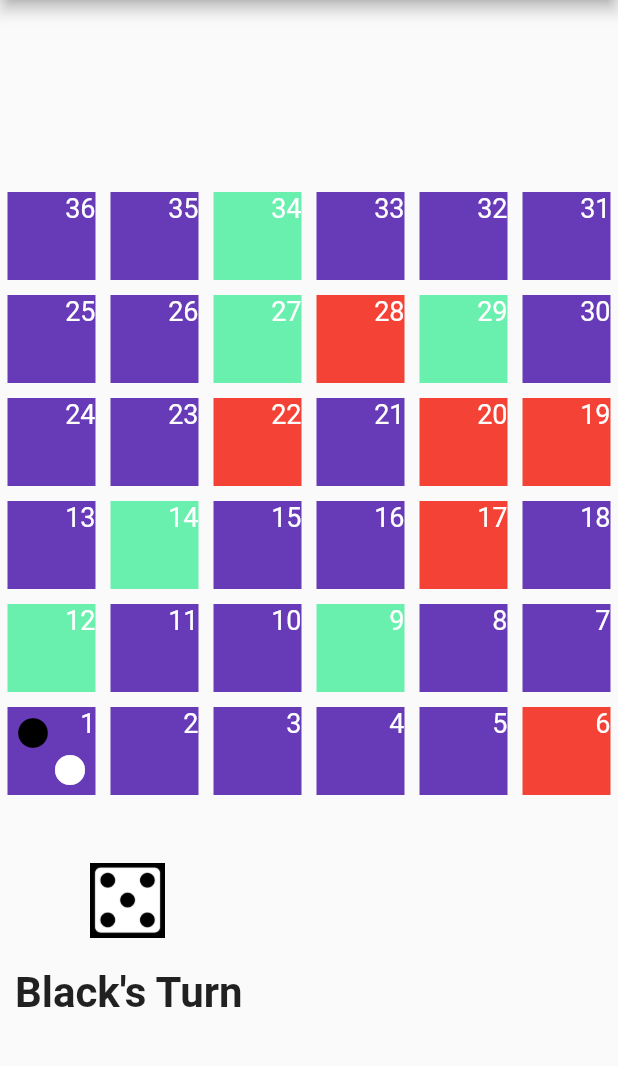
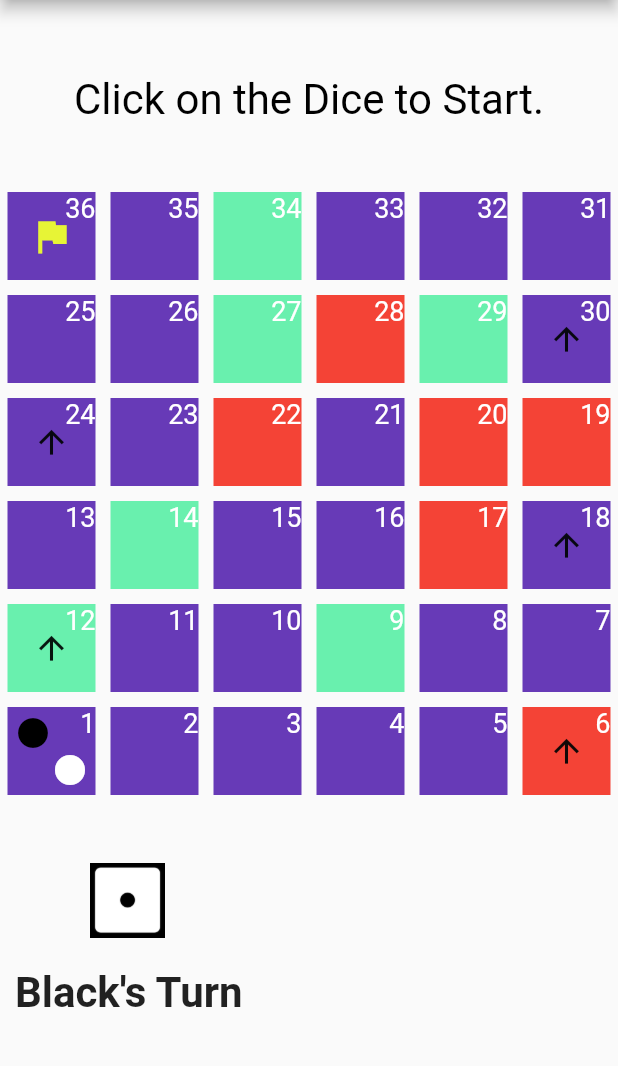
Before and after one commit to mohit-singh18/SnakeAndLadders, a Flutter app: the screen it shows after launch, on a phone screen of 412 x 824 dp, the part 84-1150 px from its top. Run offline on Flutter 3.47's test engine with Material 2 defaults, Android fonts, the phone set to English and light mode, and no system bars.

Commit message:
One step before Finishing

```diff
--- a/lib/Game.dart
+++ b/lib/Game.dart
@@ -13,14 +13,14 @@ class Gameboard extends StatefulWidget {
 }
 
 class _GameboardState extends State<Gameboard> {
-  late Board brd = Board();
+  Board brd = Board();
   late List<Cell> board;
   late Player currentTurn;
-  late Piece piece1 = Piece(Player.player1, 30);
-  late Piece piece2 = Piece(Player.player2, 30);
-  int diceno = Dice().rolldice();
+  Piece piece1 = Piece(Player.player1, 30, false);
+  Piece piece2 = Piece(Player.player2, 30, false);
+  int diceno = 1;
   Path path = Path();
-  String display = "";
+  String display = "Click on the Dice to Start.";
 
   @override
   void initState() {
@@ -104,7 +104,7 @@ class _GameboardState extends State<Gameboard> {
       child: Container(
         // ignore: sort_child_properties_last
         child: _buildpiece(
-            board[index].numpieces, board[index].piece, Path().pth, index),
+            board[index].numpieces, board[index].piece, path.pth, index),
         decoration: BoxDecoration(
           color: board[index].color,
         ),
@@ -147,11 +147,18 @@ class _GameboardState extends State<Gameboard> {
                 color: Colors.white,
               ),
             ),
-          )
+          ),
         ],
       );
     } else if (numpieces == 1) {
-      return Stack(children: [
+      return Stack(children: <Widget>[
+        Align(
+          alignment: Alignment.topRight,
+          child: Text(
+            "${path[index]! + 1}",
+            style: const TextStyle(color: Colors.white, fontSize: 18),
+          ),
+        ),
         Align(
           alignment: Alignment.center,
           child: Icon(
@@ -162,6 +169,9 @@ class _GameboardState extends State<Gameboard> {
             size: 30,
           ),
         ),
+      ]);
+    } else {
+      return Stack(children: [
         Align(
           alignment: Alignment.topRight,
           child: Text(
@@ -169,29 +179,72 @@ class _GameboardState extends State<Gameboard> {
             style: const TextStyle(color: Colors.white, fontSize: 18),
           ),
         ),
+        index == 0
+            ? const Align(
+                alignment: Alignment.center,
+                child: Icon(
+                  Icons.flag,
+                  color: Color.fromARGB(255, 231, 244, 54),
+                  size: 30,
+                ))
+            : Container(),
+        ((path[index]! + 1) % 6 == 0 && index != 0)
+            ? const Align(
+                alignment: Alignment.center,
+                child: Icon(
+                  Icons.arrow_upward,
+                  color: Color.fromARGB(237, 0, 3, 3),
+                  size: 25,
+                ))
+            : Container(),
       ]);
-    } else {
-      return Align(
-        alignment: Alignment.topRight,
-        child: Text(
-          "${path[index]! + 1}",
-          style: const TextStyle(color: Colors.white, fontSize: 18),
-        ),
-      );
     }
   }
 
   Widget _builddice() {
     return GestureDetector(
       // ignore: avoid_returning_null_for_void
-      onDoubleTap: () => null,
+
       onTap: () async {
         diceno = Dice().rolldice();
         Piece currentpiece = Player.player1 == currentTurn ? piece1 : piece2;
-        // print(path.pth[currentpiece.index]! + diceno);
+        if (currentpiece.open) {
           if (path.pth[currentpiece.index]! + diceno > 35) {
             setState(() {
               display = "Invalid Move!!";
+            });
+          } else if (path.pth[currentpiece.index]! + diceno == 35) {
+            setState(() {
+              board = board.move(diceno, currentpiece);
+            });
+            showDialog(
+                context: context,
+                builder: (BuildContext context) {
+                  return AlertDialog(
+                    title: const Text("GAME OVER"),
+                    content: Text(
+                      currentTurn == Player.player1
+                          ? "Black Wins"
+                          : "White Wins",
+                      textScaleFactor: 2,
+                    ),
+                    actions: [
+                      TextButton(
+                        child: const Text("Start New Game"),
+                        onPressed: () {
+                          setState(() {
+                            board = brd.getinitialboard();
+                            currentTurn = Player.player1;
+                            display = "Click on the Dice to Start.";
+                            piece1 = Piece(Player.player1, 30, false);
+                            piece2 = Piece(Player.player2, 30, false);
+                          });
+
+                          Navigator.of(context).pop();
+                        },
+                      )
+                    ],
+                  );
                 });
           } else {
             setState(() {
@@ -202,8 +255,10 @@ class _GameboardState extends State<Gameboard> {
                 } else {
                   display = "On a Snake!! Move Back";
                 }
-            } else if (board[currentpiece.index].color == Colors.greenAccent) {
-              if (currentpiece.index == brd.ladder()[brd.ladder().length - 1]) {
+              } else if (board[currentpiece.index].color ==
+                  Colors.greenAccent) {
+                if (currentpiece.index ==
+                    brd.ladder()[brd.ladder().length - 1]) {
                   display = "On a Ladder!!";
                 } else {
                   display = "On a Ladder!! Move Ahead";
@@ -212,28 +267,45 @@ class _GameboardState extends State<Gameboard> {
             });
             if (board[currentpiece.index].color == Colors.red ||
                 board[currentpiece.index].color == Colors.greenAccent) {
-            await Future.delayed(const Duration(seconds: 2));
+              await Future.delayed(const Duration(seconds: 1));
               setState(() {
                 board = board
                     .moveamend(Player.player1 == currentTurn ? piece1 : piece2);
               });
             }
           }
-
-        await Future.delayed(const Duration(seconds: 2));
+          await Future.delayed(const Duration(milliseconds: 1000));
           setState(() {
             currentTurn =
                 currentTurn == Player.player1 ? Player.player2 : Player.player1;
             display = "";
           });
+        } else {
+          if (diceno == 6) {
+            currentpiece.open = true;
+            await Future.delayed(const Duration(milliseconds: 500));
+            setState(() {
+              display = "Player Open!!Roll Again.";
+            });
+          } else {
+            setState(() {
+              display = "Get A 6 To open!!";
+            });
+            await Future.delayed(const Duration(milliseconds: 1000));
+            setState(() {
+              currentTurn = currentTurn == Player.player1
+                  ? Player.player2
+                  : Player.player1;
+              display = "";
+            });
+          }
+        }
       },
-      child: Container(
       child: Image.asset(
         "images/dice$diceno.png",
         width: 50,
         height: 50,
       ),
-      ),
     );
   }
 }//main class
--- a/lib/board.dart
+++ b/lib/board.dart
@@ -12,6 +12,7 @@ class Board {
   List<Cell> getinitialboard() {
     // print(snakes.ladders);
     // print(snakes.snakes);
+
     final boardcells = List.generate(36, (index) {
       if (snakes.snakes.contains(index)) {
         return Cell(Index(index, Colors.red), [], 0);
@@ -19,8 +20,13 @@ class Board {
         return Cell(Index(index, Colors.greenAccent), [], 0);
       } else {
         if (index == 30) {
-          return Cell(Index(index, Colors.deepPurple),
-              [Piece(Player.player1, index), Piece(Player.player2, index)], 2);
+          return Cell(
+              Index(index, Colors.deepPurple),
+              [
+                Piece(Player.player1, index, false),
+                Piece(Player.player2, index, false)
+              ],
+              2);
         } else {
           return Cell(Index(index, Colors.deepPurple), [], 0);
         }
@@ -98,6 +104,4 @@ extension Brd on List<Cell> {
 
     return this;
   }
-
-  void open() {}
 }
--- a/lib/pieces.dart
+++ b/lib/pieces.dart
@@ -8,7 +8,8 @@ enum Player {
 class Piece {
   Player playertype;
   int index;
-  Piece(this.playertype, this.index);
+  bool open;
+  Piece(this.playertype, this.index, this.open);
   Color get color => playertype == Player.player1 ? Colors.black : Colors.white;
 
   @override
```
Also changed, not shown: lib/dice.dart (+8 -0 lines). Lines whose indentation alone changed are shown as unchanged.
